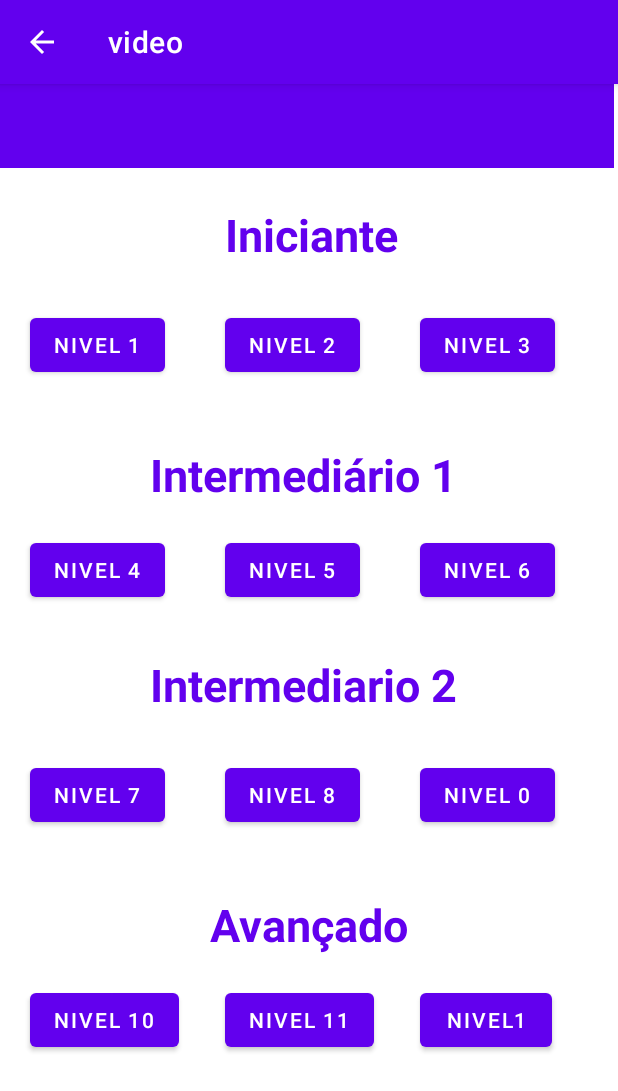
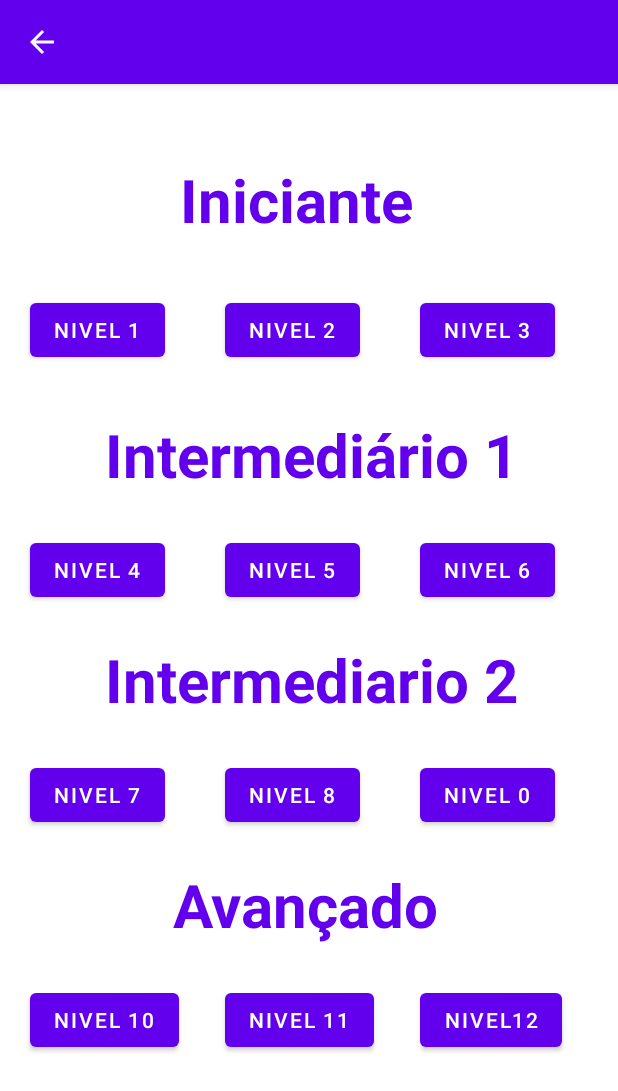
Before and after one commit to jaozitorj/appbittctey, an Android app: the exercicios screen opened directly, with no data from a screen before it, on a phone screen of 412 x 824 dp. Shown: the top 1091 px of the screen. Run offline under Robolectric (Android 15) with nearby library versions, the phone set to English and light mode, and no system bars.

Commit message:
projeto onnn

```diff
--- a/app/src/main/java/com/example/video/exercicios.kt
+++ b/app/src/main/java/com/example/video/exercicios.kt
@@ -1,13 +1,23 @@
 package com.example.video
 
+import android.content.Intent
 import androidx.appcompat.app.AppCompatActivity
 import android.os.Bundle
+import com.example.video.databinding.ActivityExerciciosBinding
 
+
+private lateinit var binding: ActivityExerciciosBinding
 class exercicios : AppCompatActivity() {
     override fun onCreate(savedInstanceState: Bundle?) {
         super.onCreate(savedInstanceState)
+        binding = ActivityExerciciosBinding.inflate(layoutInflater)
+        setContentView(binding.root)
         setContentView(R.layout.activity_exercicios)
 
-        supportActionBar?.setDisplayHomeAsUpEnabled(true)
+        binding.Nivelexercicio1.setOnClickListener {
+            val irparaexercicio1 = Intent(this, telaexercicios::class.java)
+            startActivity(irparaexercicio1)
+            finish()
+        }
     }
 }
--- a/app/src/main/java/com/example/video/segundatela.kt
+++ b/app/src/main/java/com/example/video/segundatela.kt
@@ -25,6 +25,12 @@ class segundatela : AppCompatActivity() {
         mBinding = ActivitySegundatelaBinding.inflate(layoutInflater)
         setContentView(mBinding.root)
         supportActionBar!!.hide()
+
+        mBinding.botaoexercicios.setOnClickListener {
+            val voltarexercicios = Intent(this, exercicios::class.java)
+            startActivity(voltarexercicios)
+            finish()
+        }
 
         mBinding.deslogar.setOnClickListener {
             FirebaseAuth.getInstance().signOut()
--- a/app/src/main/java/com/example/video/telaexercicios.kt
+++ b/app/src/main/java/com/example/video/telaexercicios.kt
@@ -1,4 +1,5 @@
 package com.example.video
+
 
 import androidx.appcompat.app.AppCompatActivity
 import android.os.Bundle
--- a/app/src/main/res/layout/activity_exercicios.xml
+++ b/app/src/main/res/layout/activity_exercicios.xml
@@ -10,176 +10,168 @@
         android:id="@+id/Nivelexercicio1"
         android:layout_width="wrap_content"
         android:layout_height="wrap_content"
+        android:layout_marginStart="20dp"
         android:text="Nivel 1"
         android:translationX="20dp"
-        android:translationY="150dp"
+        android:translationY="140dp"
         tools:ignore="MissingConstraints" />
 
     <Button
         android:id="@+id/Nivelexercicio2"
         android:layout_width="wrap_content"
         android:layout_height="wrap_content"
+        android:layout_marginStart="39dp"
+        android:layout_marginBottom="42dp"
         android:text="Nivel 2"
         android:translationX="150dp"
-        android:translationY="150dp"
-        tools:layout_editor_absoluteX="160dp"
-        tools:layout_editor_absoluteY="118dp"
+        android:translationY="140dp"
         tools:ignore="MissingConstraints" />
 
     <Button
         android:id="@+id/Nivelexercicio3"
         android:layout_width="wrap_content"
         android:layout_height="wrap_content"
+        android:layout_marginEnd="40dp"
         android:text="Nivel 3"
         android:translationX="280dp"
-        android:translationY="150dp"
+        android:translationY="140dp"
         tools:ignore="MissingConstraints" />
 
     <Button
         android:id="@+id/Nivelexercicio4"
         android:layout_width="wrap_content"
         android:layout_height="wrap_content"
+        android:layout_marginStart="20dp"
+        android:layout_marginTop="300dp"
+        android:layout_marginBottom="300dp"
         android:text="Nivel 4"
         android:translationX="20dp"
         android:translationY="300dp"
-        tools:layout_editor_absoluteX="43dp"
-        tools:layout_editor_absoluteY="288dp"
         tools:ignore="MissingConstraints" />
 
     <Button
         android:id="@+id/Nivelexercicio5"
         android:layout_width="wrap_content"
         android:layout_height="wrap_content"
+        android:layout_marginStart="130dp"
+        android:layout_marginTop="20dp"
+        android:layout_marginEnd="130dp"
         android:text="Nivel 5"
         android:translationX="150dp"
         android:translationY="300dp"
-        tools:layout_editor_absoluteX="166dp"
-        tools:layout_editor_absoluteY="290dp"
         tools:ignore="MissingConstraints" />
 
     <Button
         android:id="@+id/Nivelexercicio6"
         android:layout_width="wrap_content"
         android:layout_height="wrap_content"
+        android:layout_marginTop="20dp"
+        android:layout_marginEnd="40dp"
         android:text="Nivel 6"
         android:translationX="280dp"
         android:translationY="300dp"
-        tools:layout_editor_absoluteX="283dp"
-        tools:layout_editor_absoluteY="286dp"
         tools:ignore="MissingConstraints" />
 
     <Button
         android:id="@+id/Nivelexercicio7"
         android:layout_width="wrap_content"
         android:layout_height="wrap_content"
+        android:layout_marginStart="20dp"
         android:text="Nivel 7"
         android:translationX="20dp"
         android:translationY="450dp"
-        tools:layout_editor_absoluteX="39dp"
-        tools:layout_editor_absoluteY="490dp"
         tools:ignore="MissingConstraints" />
 
     <Button
         android:id="@+id/Nivelexercicio8"
         android:layout_width="wrap_content"
         android:layout_height="wrap_content"
+        android:layout_marginStart="130dp"
+        android:layout_marginTop="30dp"
+        android:layout_marginEnd="130dp"
         android:text="Nivel 8"
         android:translationX="150dp"
         android:translationY="450dp"
-        tools:layout_editor_absoluteX="176dp"
-        tools:layout_editor_absoluteY="485dp"
         tools:ignore="MissingConstraints" />
 
     <Button
         android:id="@+id/Nivelexercicio9"
         android:layout_width="wrap_content"
         android:layout_height="wrap_content"
+        android:layout_marginEnd="40dp"
         android:text="Nivel 0"
         android:translationX="280dp"
         android:translationY="450dp"
-        tools:layout_editor_absoluteX="286dp"
-        tools:layout_editor_absoluteY="490dp"
         tools:ignore="MissingConstraints" />
 
     <Button
         android:id="@+id/Nivelexercicio10"
         android:layout_width="wrap_content"
         android:layout_height="wrap_content"
+        android:layout_marginStart="20dp"
         android:text="Nivel 10"
         android:translationX="20dp"
         android:translationY="600dp"
-        tools:layout_editor_absoluteX="33dp"
-        tools:layout_editor_absoluteY="658dp"
         tools:ignore="MissingConstraints" />
 
     <Button
         android:id="@+id/Nivelexercicio11"
         android:layout_width="wrap_content"
         android:layout_height="wrap_content"
+        android:layout_marginStart="10dp"
+        android:layout_marginBottom="83dp"
         android:text="Nivel 11"
         android:translationX="150dp"
         android:translationY="600dp"
-        tools:layout_editor_absoluteX="174dp"
-        tools:layout_editor_absoluteY="646dp"
         tools:ignore="MissingConstraints" />
 
     <Button
         android:id="@+id/Nivelexercicio12"
         android:layout_width="wrap_content"
         android:layout_height="wrap_content"
-        android:text="Nivel1"
+        android:text="Nivel12"
         android:translationX="280dp"
         android:translationY="600dp"
-        tools:layout_editor_absoluteX="290dp"
-        tools:layout_editor_absoluteY="637dp"
         tools:ignore="MissingConstraints" />
-
-    <androidx.appcompat.widget.Toolbar
-        android:id="@+id/toolbar"
-        android:layout_width="409dp"
-        android:layout_height="wrap_content"
-        android:background="?attr/colorPrimary"
-        android:minHeight="?attr/actionBarSize"
-        android:theme="?attr/actionBarTheme"
-        tools:ignore="MissingConstraints"
-        tools:layout_editor_absoluteX="1dp"
-        tools:layout_editor_absoluteY="6dp" />
 
     <TextView
         android:id="@+id/Iniciante"
         android:layout_width="wrap_content"
         android:layout_height="wrap_content"
-        android:layout_marginEnd="328dp"
         android:text="Iniciante"
         android:textColor="@color/purple_500"
-        android:textSize="30dp"
+        android:textSize="40dp"
         android:textStyle="bold"
-        android:translationX="150dp"
-        android:translationY="80dp"
-        tools:ignore="MissingConstraints" />
+        android:translationX="120dp"
+        android:translationY="50dp"
+        tools:ignore="MissingConstraints"
+         />
 
     <TextView
         android:id="@+id/Avançado"
         android:layout_width="wrap_content"
         android:layout_height="wrap_content"
+        android:layout_marginEnd="7dp"
+        android:layout_marginBottom="20dp"
         android:text="Avançado"
+        android:textColor="@color/purple_500"
+        android:textSize="40dp"
         android:textStyle="bold"
-        android:textColor="@color/purple_500"
-        android:textSize="30dp"
-        android:translationY="540dp"
-        android:translationX="140dp"
+        android:translationX="115dp"
+        android:translationY="520dp"
         tools:ignore="MissingConstraints" />
 
     <TextView
         android:id="@+id/Itermediario2"
         android:layout_width="wrap_content"
         android:layout_height="wrap_content"
+        android:layout_marginTop="32dp"
         android:text="Intermediario 2"
+        android:textColor="@color/purple_500"
+        android:textSize="40dp"
         android:textStyle="bold"
-        android:textSize="30dp"
-        android:textColor="@color/purple_500"
-        android:translationX="100dp"
-        android:translationY="380dp"
+        android:translationX="70dp"
+        android:translationY="370dp"
         tools:ignore="MissingConstraints" />
 
     <TextView
@@ -187,11 +179,11 @@
         android:layout_width="wrap_content"
         android:layout_height="wrap_content"
         android:text="Intermediário 1 "
-        android:textSize="30dp"
+        android:textColor="@color/purple_500"
+        android:textSize="40dp"
         android:textStyle="bold"
-        android:textColor="@color/purple_500"
-        android:translationY="240dp"
-        android:translationX="100dp"
+        android:translationX="70dp"
+        android:translationY="220dp"
         tools:ignore="MissingConstraints" />
 
 </androidx.constraintlayout.widget.ConstraintLayout>
--- a/app/src/main/res/layout/activity_segundatela.xml
+++ b/app/src/main/res/layout/activity_segundatela.xml
@@ -96,6 +96,7 @@
                     >
 
                     <Button
+                        android:id="@+id/botaoexercicios"
                         android:layout_width="match_parent"
                         android:layout_height="200dp"
                         android:text="Exercicios"
--- a/app/src/main/res/values/strings.xml
+++ b/app/src/main/res/values/strings.xml
@@ -1,4 +1,4 @@
 <resources>
-    <string name="app_name">video</string>
+    <string name="app_name"></string>
     <string name="categorias">Menu</string>
 </resources>
```
